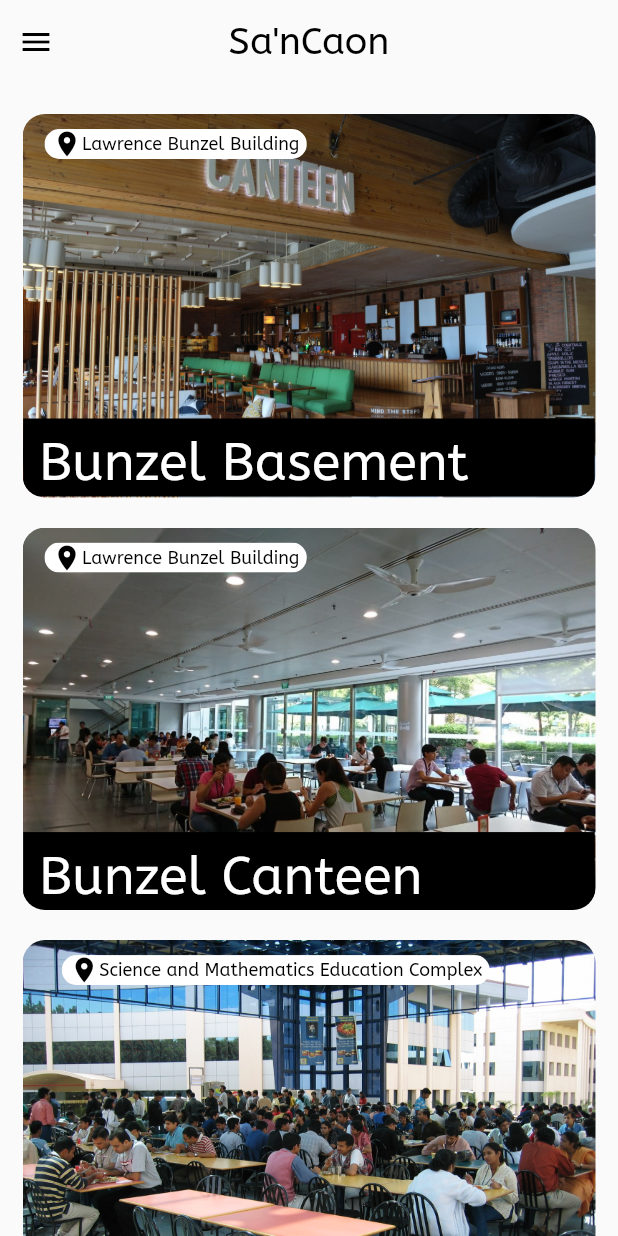
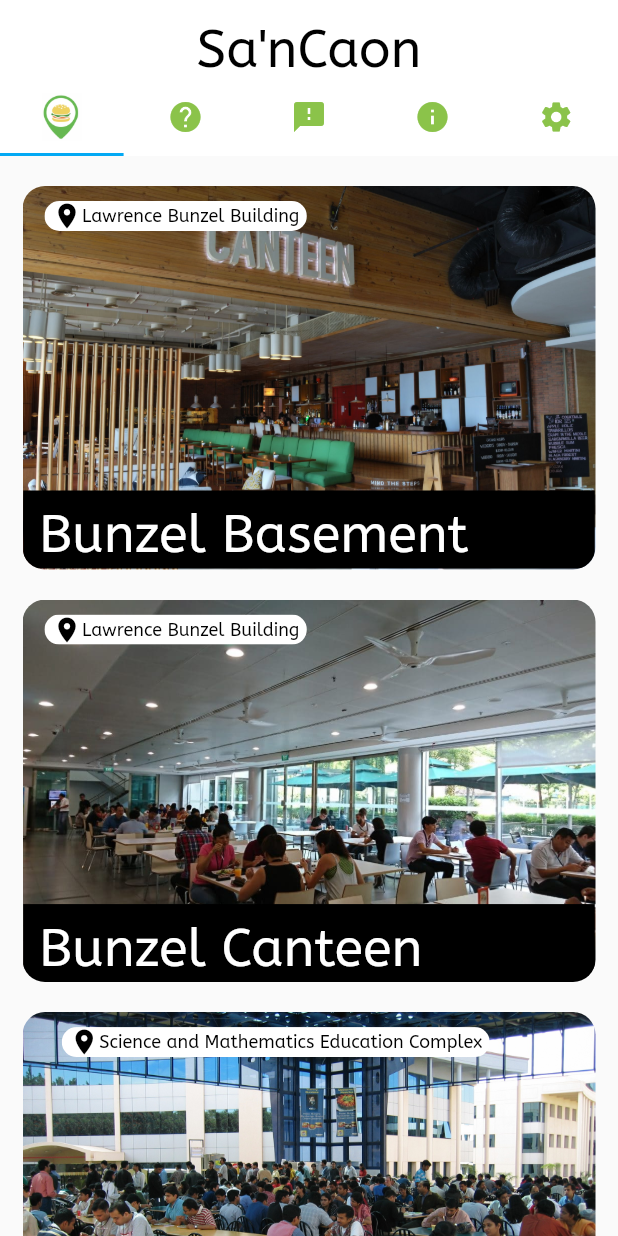
Before and after one commit to cruzhansm/sancaon, a Flutter app: the screen it shows after launch, on a phone screen of 412 x 824 dp. Run offline on Flutter 3.47's test engine with Material 2 defaults, Android fonts, the phone set to English and light mode, and no system bars.

Commit message:
Added tab bar functionality in AppBar

```diff
--- a/lib/canteen_landing_page.dart
+++ b/lib/canteen_landing_page.dart
@@ -9,6 +9,7 @@ class _CanteenLandBuilderState extends State<CanteenLandBuilder> {
   @override
   Widget build(BuildContext context) {
     return Container(
+      width: 360.0,
       color: Colors.black,
       child: new Column(
         mainAxisAlignment: MainAxisAlignment.center,
--- a/lib/home.dart
+++ b/lib/home.dart
@@ -1,5 +1,15 @@
 import 'package:flutter/material.dart';
 import 'package:sancaon/canteen_landing_page.dart';
+import 'predef_widget.dart';
+
+class Home extends StatelessWidget {
+  @override
+  Widget build(BuildContext context) {
+    return MainWidget(
+      generatePage: HomeOverview(),
+    );
+  }
+}
 
 class HomeOverview extends StatelessWidget {
   @override
@@ -78,7 +88,8 @@ class _HomePageState extends State<HomePage> {
                 onTap: () => {
                   Navigator.push(
                     context,
-                    MaterialPageRoute(builder: (context) => CanteenLandBuilder())
+                    MaterialPageRoute(builder: (context) => new MainWidget(generatePage: CanteenLandBuilder())
+                    ),
                   ),
                   print("Open ${widget.nameOfCanteen}")
                 },
--- a/lib/main.dart
+++ b/lib/main.dart
@@ -1,6 +1,6 @@
 import 'package:flutter/material.dart';
-import 'predef_widget.dart';
+import 'home.dart';
 
 void main() => runApp(MaterialApp(
-  home: MainWidget()
+  home: Home()
 ));
--- a/lib/predef_widget.dart
+++ b/lib/predef_widget.dart
@@ -1,7 +1,10 @@
 import 'package:flutter/material.dart';
-import 'home.dart';
 
 class MainWidget extends StatefulWidget {
+  final Widget generatePage;
+
+  MainWidget({this.generatePage});
+
   @override
   _MainWidgetState createState() => _MainWidgetState();
 }
@@ -9,7 +12,10 @@ class MainWidget extends StatefulWidget {
 class _MainWidgetState extends State<MainWidget> {
   @override
   Widget build(BuildContext context) {
-    return Scaffold(
+    return MaterialApp(
+      home: DefaultTabController(
+        length: 5,
+        child: Scaffold(
           extendBodyBehindAppBar: true, // comment if you want transparent appBar!
           appBar: new AppBar(
             elevation: 0.0,
@@ -17,13 +23,50 @@ class _MainWidgetState extends State<MainWidget> {
               "Sa'nCaon",
               style: TextStyle(
                 fontFamily: "ABeeZee",
-            fontSize: 25.0,
+                height: 1.8,
+                fontSize: 35.0,
                 color: Colors.black
               ),
             ),
             centerTitle: true,
-        backgroundColor: Colors.transparent,
-        leading: Row(
+            backgroundColor: Colors.white,
+            bottom: TabBar(
+              indicatorColor: Colors.lightBlue,
+              tabs: <Widget>[
+                new IconButton( // convert to LOOP
+                  icon: new Image.asset(
+                    'assets/images/test.png',
+                  ),
+                  onPressed: () => print("go to home"),
+                ),
+                new IconButton(
+                  icon: Icon(
+                    Icons.help,
+                    color: Colors.lightGreen,
+                  ),
+                  onPressed: () => print("go to help"),
+                ),new IconButton(
+                  icon: Icon(
+                    Icons.feedback,
+                    color: Colors.lightGreen,
+                  ),
+                  onPressed: () => print("go to feedback"),
+                ),new IconButton(
+                  icon: Icon(
+                    Icons.info,
+                    color: Colors.lightGreen,
+                  ),
+                  onPressed: () => print("go to credits"),
+                ),new IconButton(
+                  icon: Icon(
+                    Icons.settings,
+                    color: Colors.lightGreen,
+                  ),
+                  onPressed: () => print("go to settings"),
+                ),
+              ],
+            ),
+            /*leading: Row(
               children: <Widget>[
                 InkWell(
                   enableFeedback: true,
@@ -37,9 +80,11 @@ class _MainWidgetState extends State<MainWidget> {
                 )
               ],
               mainAxisAlignment: MainAxisAlignment.start,
+            ),*/
+          ),
+          body: widget.generatePage
         ),
       ),
-    body: HomeOverview()
     );
   }
 }
```
Lines whose indentation alone changed are shown as unchanged.
